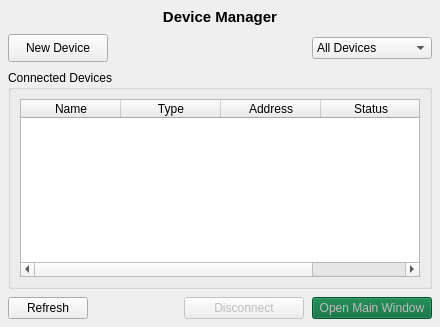
Qt form gui/ui/device_manager_widget.ui (MingYuan-Chen/orion_v2) before a commit.
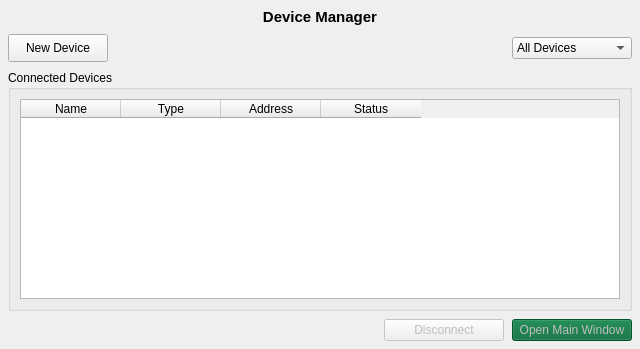
The same form after that commit. Icons and pictures are not drawn.

Commit message: remove login dialog, fine tune device manager dialog, remove refresh button

```diff
--- a/gui/ui/device_manager_widget.ui
+++ b/gui/ui/device_manager_widget.ui
@@ -6,7 +6,7 @@
    <rect>
     <x>0</x>
     <y>0</y>
-    <width>440</width>
+    <width>640</width>
     <height>327</height>
    </rect>
   </property>
@@ -118,6 +118,18 @@
      <layout class="QVBoxLayout" name="verticalLayout_2">
       <item>
        <widget class="QTableWidget" name="table_widget_devices">
+        <property name="sizePolicy">
+         <sizepolicy hsizetype="Expanding" vsizetype="Expanding">
+          <horstretch>0</horstretch>
+          <verstretch>1</verstretch>
+         </sizepolicy>
+        </property>
+        <property name="minimumSize">
+         <size>
+          <width>600</width>
+          <height>200</height>
+         </size>
+        </property>
         <property name="selectionMode">
          <enum>QAbstractItemView::SingleSelection</enum>
         </property>
@@ -151,13 +163,6 @@
    </item>
    <item>
     <layout class="QHBoxLayout" name="horizontalLayout_2">
-     <item>
-      <widget class="QPushButton" name="push_button_refresh">
-       <property name="text">
-        <string>Refresh</string>
-       </property>
-      </widget>
-     </item>
      <item>
       <spacer name="horizontalSpacer_2">
        <property name="orientation">
```
The commit also changes 4 other files.
